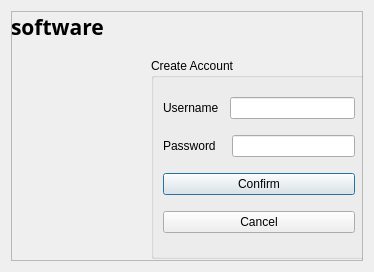
KANKAN25/Tipid-Timpla-Tracker, file createaccount.ui: the form before one commit.
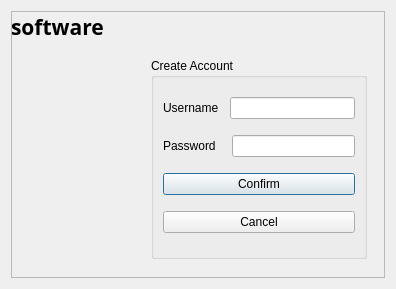
The form after the commit.

The edit to the form file:
```diff
--- a/createaccount.ui
+++ b/createaccount.ui
@@ -6,8 +6,8 @@
    <rect>
     <x>0</x>
     <y>0</y>
-    <width>374</width>
-    <height>272</height>
+    <width>396</width>
+    <height>289</height>
    </rect>
   </property>
   <property name="windowTitle">
```
